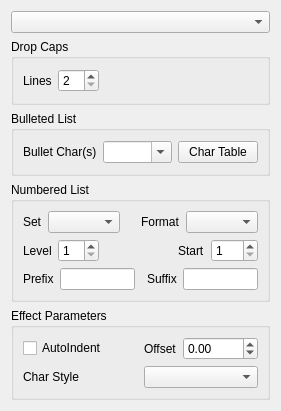
Before: the Qt Designer form scribus/ui/propertywidget_pareffectbase.ui in scribusproject/scribus, drawn with Qt 5.
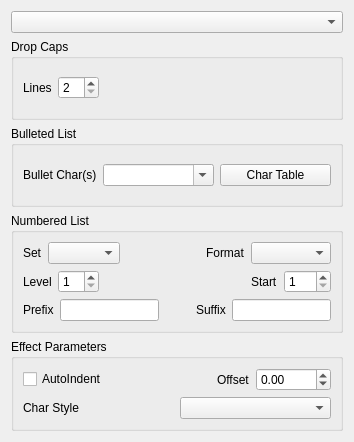
After: the same form once the commit is applied. Custom widgets are drawn as their Qt base class.

Diff of the .ui file:
```diff
--- a/scribus/ui/propertywidget_pareffectbase.ui
+++ b/scribus/ui/propertywidget_pareffectbase.ui
@@ -6,8 +6,8 @@
    <rect>
     <x>0</x>
     <y>0</y>
-    <width>281</width>
-    <height>411</height>
+    <width>354</width>
+    <height>442</height>
    </rect>
   </property>
   <property name="windowTitle">
```
Left out of the diff: 2 changed lines with no effect on the pictures.
